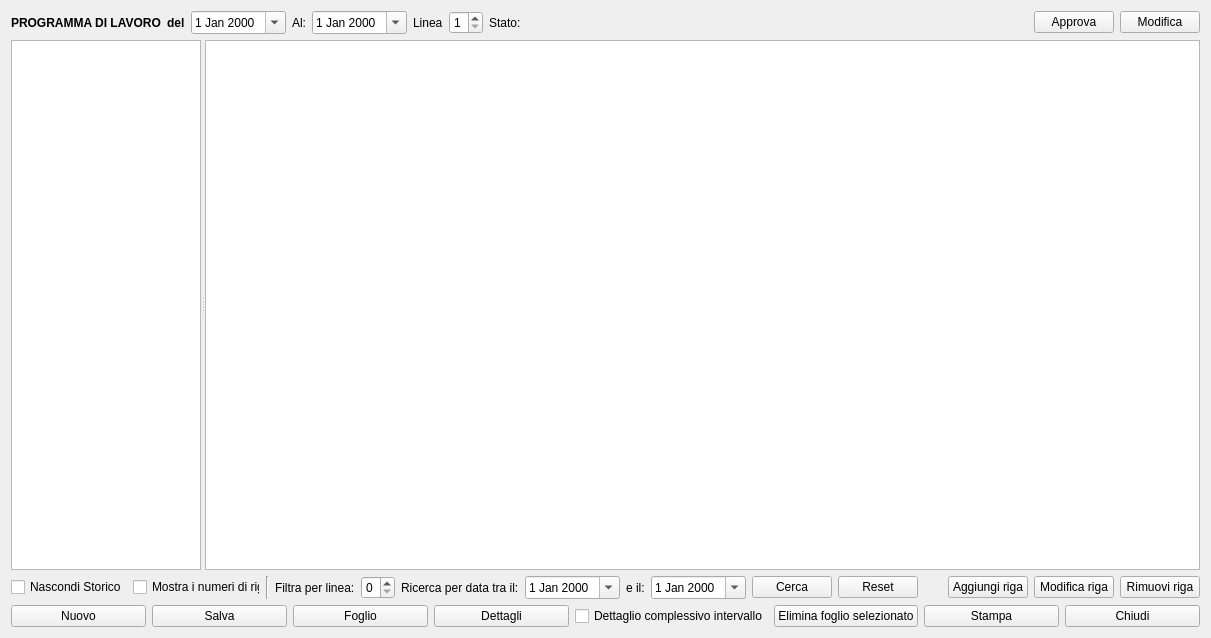
First picture: the form in hworkprogram.ui, repository fblabs/hamlet-mod-sancon, before the edit.
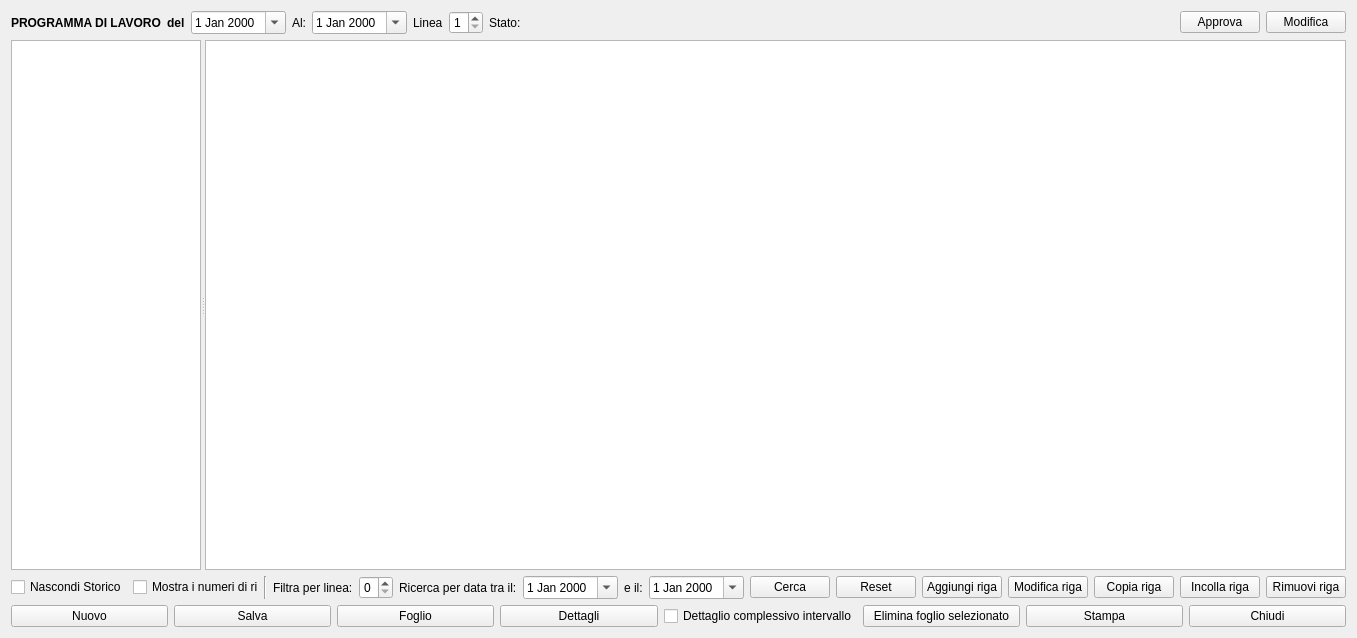
Second picture: the form after the edit. Icons and pictures are not drawn.

The edit to the form file:
```diff
--- a/hworkprogram.ui
+++ b/hworkprogram.ui
@@ -186,6 +186,9 @@
       </attribute>
      </widget>
      <widget class="QTableView" name="tvGeneral">
+      <property name="enabled">
+       <bool>true</bool>
+      </property>
       <property name="editTriggers">
        <set>QAbstractItemView::SelectedClicked</set>
       </property>
@@ -383,6 +386,34 @@
        </property>
       </widget>
      </item>
+     <item>
+      <widget class="QPushButton" name="pbCopy">
+       <property name="enabled">
+        <bool>true</bool>
+       </property>
+       <property name="text">
+        <string>Copia riga</string>
+       </property>
+       <property name="icon">
+        <iconset resource="icons.qrc">
+         <normaloff>:/Resources/fork-1-icon.png</normaloff>:/Resources/fork-1-icon.png</iconset>
+       </property>
+      </widget>
+     </item>
+     <item>
+      <widget class="QPushButton" name="pbPaste">
+       <property name="enabled">
+        <bool>true</bool>
+       </property>
+       <property name="text">
+        <string>Incolla riga</string>
+       </property>
+       <property name="icon">
+        <iconset resource="icons.qrc">
+         <normaloff>:/Resources/App-ark-2-icon.png</normaloff>:/Resources/App-ark-2-icon.png</iconset>
+       </property>
+      </widget>
+     </item>
      <item>
       <widget class="QPushButton" name="pbRemove">
        <property name="text">
```
